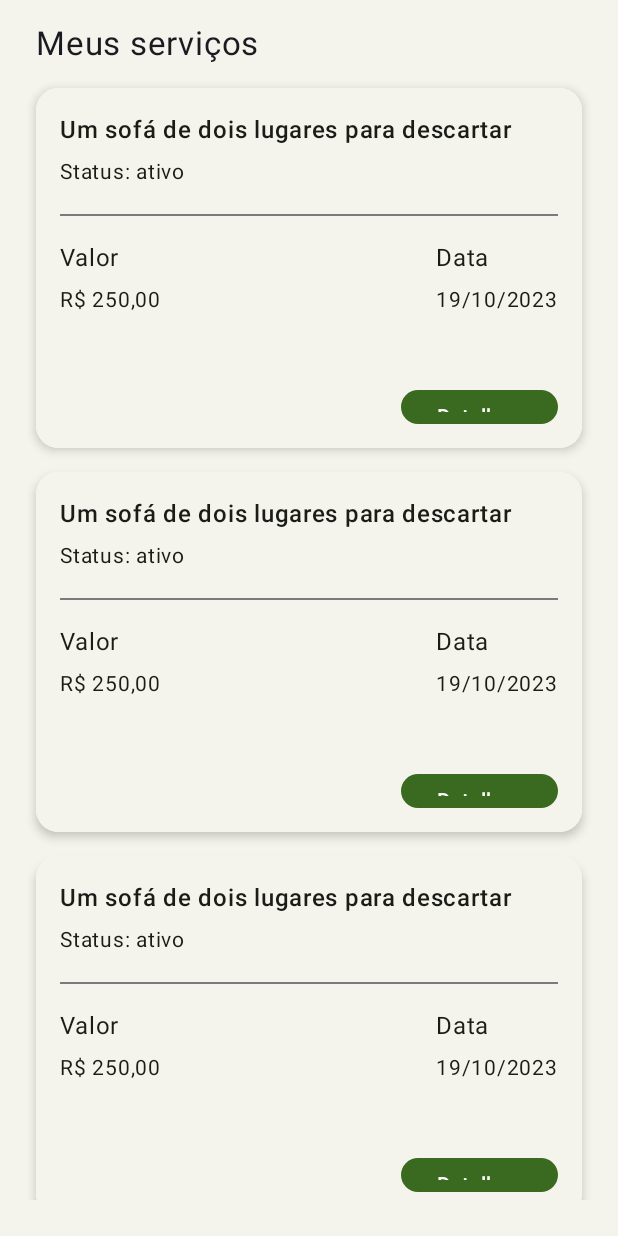
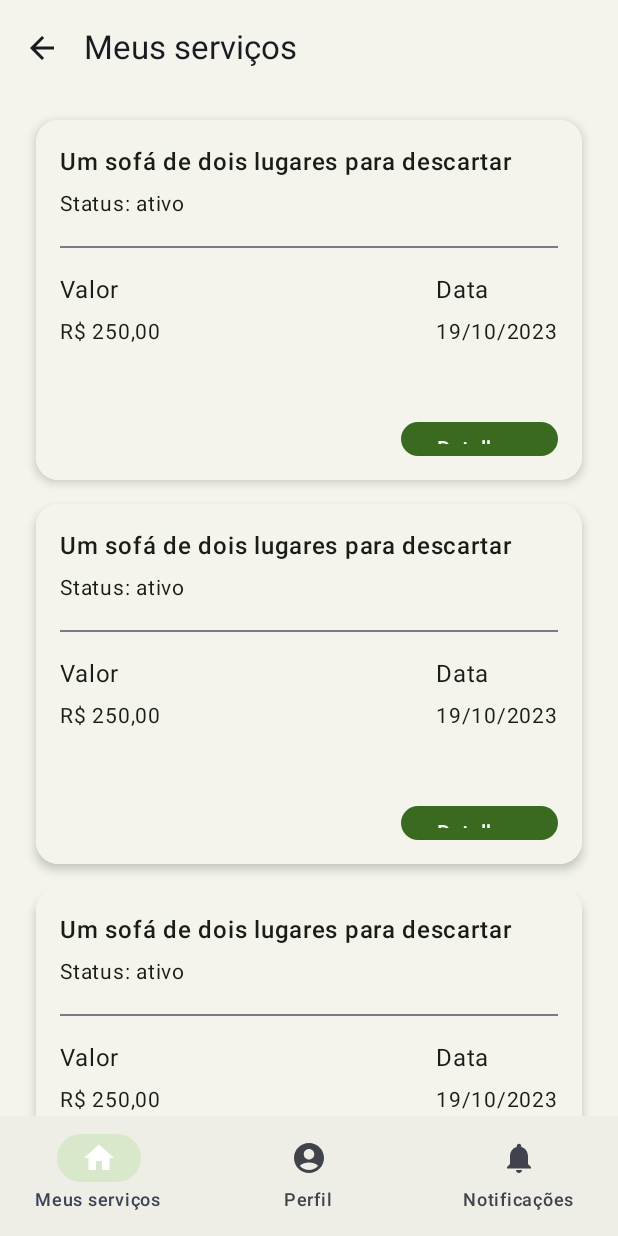
Before and after one commit to vicbuss/EcoHaulAndroidUI, an Android app built with Jetpack Compose: the screen it shows after launch (MainActivity), on a phone screen of 412 x 824 dp. Run offline under Robolectric (Android 15) with nearby library versions, the phone set to English and light mode, and no system bars.

Commit message:
feat(scaffolding): add top and bottom app bars

```diff
--- a/app/src/main/java/br/com/alura/ecohaulconnect/MainActivity.kt
+++ b/app/src/main/java/br/com/alura/ecohaulconnect/MainActivity.kt
@@ -3,26 +3,88 @@ package br.com.alura.ecohaulconnect
 import android.os.Bundle
 import androidx.activity.ComponentActivity
 import androidx.activity.compose.setContent
+import androidx.compose.foundation.layout.Box
+import androidx.compose.foundation.layout.fillMaxHeight
+import androidx.compose.foundation.layout.fillMaxSize
+import androidx.compose.foundation.layout.padding
+import androidx.compose.material.icons.Icons
+import androidx.compose.material.icons.filled.ArrowBack
+import androidx.compose.material3.ExperimentalMaterial3Api
+import androidx.compose.material3.Icon
+import androidx.compose.material3.IconButton
+import androidx.compose.material3.Scaffold
 import androidx.compose.material3.Surface
+import androidx.compose.material3.Text
+import androidx.compose.material3.TopAppBar
+import androidx.compose.material3.TopAppBarDefaults
 import androidx.compose.runtime.Composable
+import androidx.compose.ui.Modifier
+import androidx.compose.ui.text.font.FontWeight
+import androidx.compose.ui.text.style.TextOverflow
+import androidx.compose.ui.tooling.preview.Preview
+import androidx.compose.ui.unit.sp
+import br.com.alura.ecohaulconnect.components.EcoHaulBottomNavBar
+import br.com.alura.ecohaulconnect.components.NavBarItem
+import br.com.alura.ecohaulconnect.sampledata.bottomAppBarItems
 import br.com.alura.ecohaulconnect.sampledata.sampleServiceList
 import br.com.alura.ecohaulconnect.screens.ServiceListScreen
 import br.com.alura.ecohaulconnect.ui.theme.EcoHaulConnectTheme
+import br.com.alura.ecohaulconnect.ui.theme.White96
 
 class MainActivity : ComponentActivity() {
     override fun onCreate(savedInstanceState: Bundle?) {
         super.onCreate(savedInstanceState)
         setContent {
-            App()
+            EcoHaulConnectTheme {
+                Surface(modifier = Modifier.fillMaxSize(), color = White96) {
+                    App(selectedBottomNavBarItem = bottomAppBarItems.first())
+                }
+            }
         }
     }
 }
 
+@OptIn(ExperimentalMaterial3Api::class)
 @Composable
-fun App() {
-   EcoHaulConnectTheme {
-       Surface {
-           ServiceListScreen(sampleServiceList)
-       }
-   }
+fun App(selectedBottomNavBarItem: NavBarItem) {
+    Scaffold(
+        topBar = {
+            TopAppBar(
+                navigationIcon = {
+                    IconButton(onClick = { /*TODO*/ }) {
+                        Icon(imageVector = Icons.Filled.ArrowBack, contentDescription = "voltar")
+                    }
+                },
+                title = {
+                    Text(
+                        text = "Meus serviços",
+                    )
+                },
+                colors = TopAppBarDefaults.topAppBarColors(
+                    containerColor = White96,
+                )
+            )
+        },
+        bottomBar = {
+            EcoHaulBottomNavBar(
+                selectedItem = selectedBottomNavBarItem,
+                items = bottomAppBarItems
+            )
+        }
+
+    ) {
+        Box(Modifier.padding(it)) {
+            ServiceListScreen(services = sampleServiceList)
+        }
+    }
 }
+
+@Preview
+@Composable
+fun AppPreview() {
+    EcoHaulConnectTheme {
+        Surface {
+            App(bottomAppBarItems.first())
+        }
+    }
+}
--- /dev/null
+++ b/app/src/main/java/br/com/alura/ecohaulconnect/components/EcoHaulBottomNavBar.kt
@@ -0,0 +1,65 @@
+package br.com.alura.ecohaulconnect.components
+
+import androidx.compose.foundation.background
+import androidx.compose.material3.Icon
+import androidx.compose.material3.NavigationBar
+import androidx.compose.material3.NavigationBarItem
+import androidx.compose.material3.NavigationBarItemColors
+import androidx.compose.material3.NavigationBarItemDefaults
+import androidx.compose.material3.Text
+import androidx.compose.runtime.Composable
+import androidx.compose.ui.Modifier
+import androidx.compose.ui.graphics.vector.ImageVector
+import androidx.compose.ui.tooling.preview.Preview
+import br.com.alura.ecohaulconnect.sampledata.bottomAppBarItems
+import br.com.alura.ecohaulconnect.ui.theme.EcoHaulConnectTheme
+import br.com.alura.ecohaulconnect.ui.theme.Gray84
+import br.com.alura.ecohaulconnect.ui.theme.Gray90
+import br.com.alura.ecohaulconnect.ui.theme.Gray94
+import br.com.alura.ecohaulconnect.ui.theme.Green40
+import br.com.alura.ecohaulconnect.ui.theme.Green90
+
+class NavBarItem(
+    val label: String,
+    val icon: ImageVector,
+)
+
+@Composable
+fun EcoHaulBottomNavBar(
+    selectedItem: NavBarItem,
+    modifier: Modifier = Modifier,
+    items: List<NavBarItem> = emptyList(),
+    onItemChange: (NavBarItem) -> Unit = {}
+
+) {
+    NavigationBar(containerColor = Gray94) {
+        items.forEach { item ->
+            val label = item.label
+            val icon = item.icon
+
+            NavigationBarItem(
+                selected = selectedItem.label == label,
+                onClick = { onItemChange(item) },
+                icon = {
+                    Icon(
+                        imageVector = icon,
+                        contentDescription = label,
+                    )
+                },
+                label = { Text(text = label) },
+                colors = NavigationBarItemDefaults.colors(indicatorColor = Gray90)
+            )
+        }
+    }
+}
+
+@Preview
+@Composable
+fun EcoHaulBottomNavBarPreview() {
+    EcoHaulConnectTheme {
+        EcoHaulBottomNavBar(
+            selectedItem = bottomAppBarItems.first(),
+            items = bottomAppBarItems
+        )
+    }
+}
--- a/app/src/main/java/br/com/alura/ecohaulconnect/components/ServiceCard.kt
+++ b/app/src/main/java/br/com/alura/ecohaulconnect/components/ServiceCard.kt
@@ -29,10 +29,17 @@ import br.com.alura.ecohaulconnect.ui.theme.FontColor
 import br.com.alura.ecohaulconnect.ui.theme.White96
 
 @Composable
-fun ServiceCard(service: Service) {
-    Surface(shape = RoundedCornerShape(15.dp), shadowElevation = 4.dp) {
+fun ServiceCard(
+    service: Service,
+    modifier: Modifier = Modifier,
+    onNavigateToServiceDetails: () -> Unit = {}
+) {
+    Surface(
+        shape = RoundedCornerShape(15.dp),
+        shadowElevation = 4.dp
+    ) {
         Column(
-            Modifier
+            modifier
                 .width(380.dp)
                 .height(240.dp)
                 .background(White96)
@@ -91,7 +98,7 @@ fun ServiceCard(service: Service) {
             Row(Modifier.padding(top = 32.dp, bottom = 16.dp, end = 16.dp, start = 16.dp)) {
                 Spacer(modifier = Modifier.weight(1f))
                 Button(
-                    onClick = { /*TODO*/ },
+                    onClick = {onNavigateToServiceDetails()},
                     colors = ButtonDefaults.buttonColors(containerColor = ButtonColor)
                 ) {
                     Text(text = "Detalhes")
--- a/app/src/main/java/br/com/alura/ecohaulconnect/components/ServiceList.kt
+++ b/app/src/main/java/br/com/alura/ecohaulconnect/components/ServiceList.kt
@@ -3,6 +3,7 @@ package br.com.alura.ecohaulconnect.components
 import androidx.compose.foundation.background
 import androidx.compose.foundation.layout.Arrangement
 import androidx.compose.foundation.layout.Row
+import androidx.compose.foundation.layout.Spacer
 import androidx.compose.foundation.layout.padding
 import androidx.compose.foundation.lazy.LazyColumn
 import androidx.compose.foundation.lazy.items
@@ -18,14 +19,14 @@ import br.com.alura.ecohaulconnect.sampledata.sampleServiceList
 import br.com.alura.ecohaulconnect.ui.theme.White96
 
 @Composable
-fun ServiceList(services: List<Service>) {
+fun ServiceList(services: List<Service>, modifier: Modifier = Modifier) {
     LazyColumn(
-        Modifier
+        modifier
             .background(White96)
-            .padding(start = 24.dp, end = 24.dp, bottom = 24.dp),
+            .padding(start = 24.dp, end = 24.dp),
         verticalArrangement = Arrangement.spacedBy(16.dp)
     ) {
-        item() {
+        /* item() {
             Row(Modifier.padding(top = 16.dp)) {
                 Text(
                     text = "Meus serviços",
@@ -33,10 +34,17 @@ fun ServiceList(services: List<Service>) {
                     fontWeight = FontWeight(400)
                 )
             }
-        }
+        } */
+       item {
+           Spacer(modifier = Modifier)
+       }
 
         items(services) {service ->
             ServiceCard(service = service)
+        }
+
+        item {
+            Spacer(modifier = Modifier)
         }
     }
 }
--- a/app/src/main/java/br/com/alura/ecohaulconnect/sampledata/SampleData.kt
+++ b/app/src/main/java/br/com/alura/ecohaulconnect/sampledata/SampleData.kt
@@ -1,5 +1,12 @@
 package br.com.alura.ecohaulconnect.sampledata
 
+import androidx.compose.material.icons.Icons
+import androidx.compose.material.icons.filled.AccountCircle
+import androidx.compose.material.icons.filled.AddCircle
+import androidx.compose.material.icons.filled.Home
+import androidx.compose.material.icons.filled.List
+import androidx.compose.material.icons.filled.Notifications
+import br.com.alura.ecohaulconnect.components.NavBarItem
 import br.com.alura.ecohaulconnect.model.Service
 import java.math.BigDecimal
 import java.time.LocalDate
@@ -39,3 +46,18 @@ val sampleService = Service(
     status = "ativo",
     data = LocalDate.parse("2023-10-19")
 )
+
+val bottomAppBarItems = listOf<NavBarItem>(
+    NavBarItem(
+        label = "Meus serviços",
+        icon = Icons.Filled.Home
+    ),
+    NavBarItem(
+        label = "Perfil",
+        icon = Icons.Filled.AccountCircle
+    ),
+    NavBarItem(
+        label = "Notificações",
+        icon = Icons.Filled.Notifications
+    )
+)
--- a/app/src/main/java/br/com/alura/ecohaulconnect/screens/ServiceListScreen.kt
+++ b/app/src/main/java/br/com/alura/ecohaulconnect/screens/ServiceListScreen.kt
@@ -14,11 +14,12 @@ import br.com.alura.ecohaulconnect.sampledata.sampleServiceList
 import br.com.alura.ecohaulconnect.ui.theme.White96
 
 @Composable
-fun ServiceListScreen(services: List<Service>) {
+fun ServiceListScreen(services: List<Service>, modifier: Modifier = Modifier) {
     Column(
-        Modifier
+        modifier
             .fillMaxSize()
-            .background(White96), horizontalAlignment = Alignment.CenterHorizontally
+            .background(White96),
+        horizontalAlignment = Alignment.CenterHorizontally
     ) {
         Spacer(Modifier)
         ServiceList(services = services)
--- a/app/src/main/java/br/com/alura/ecohaulconnect/ui/theme/Color.kt
+++ b/app/src/main/java/br/com/alura/ecohaulconnect/ui/theme/Color.kt
@@ -15,6 +15,10 @@ val FontColor = Color(0xFF1A1C18)
 val ButtonColor = Color(0xFF396A1F)
 
 val Green40 = Color(0xFF396A1F)
+val Green90 = Color(0xFFB9F396)
 val Gray40 = Color(0xFF55624C)
+val Gray90 = Color(0xFFD9E7CB)
+val Gray94 = Color(0xFFEEEEE7)
 val Blue40 = Color(0xFF386666)
 val White96 = Color(0xFFF4F4ED)
+val Gray84 = Color(0xFFDADAD4)
```
